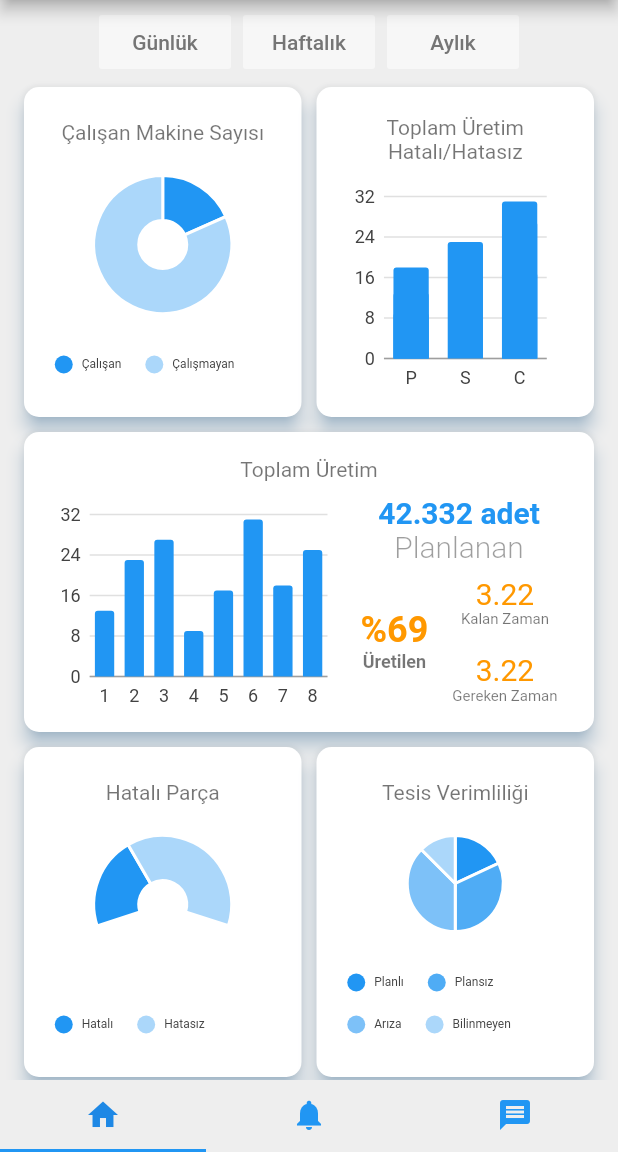
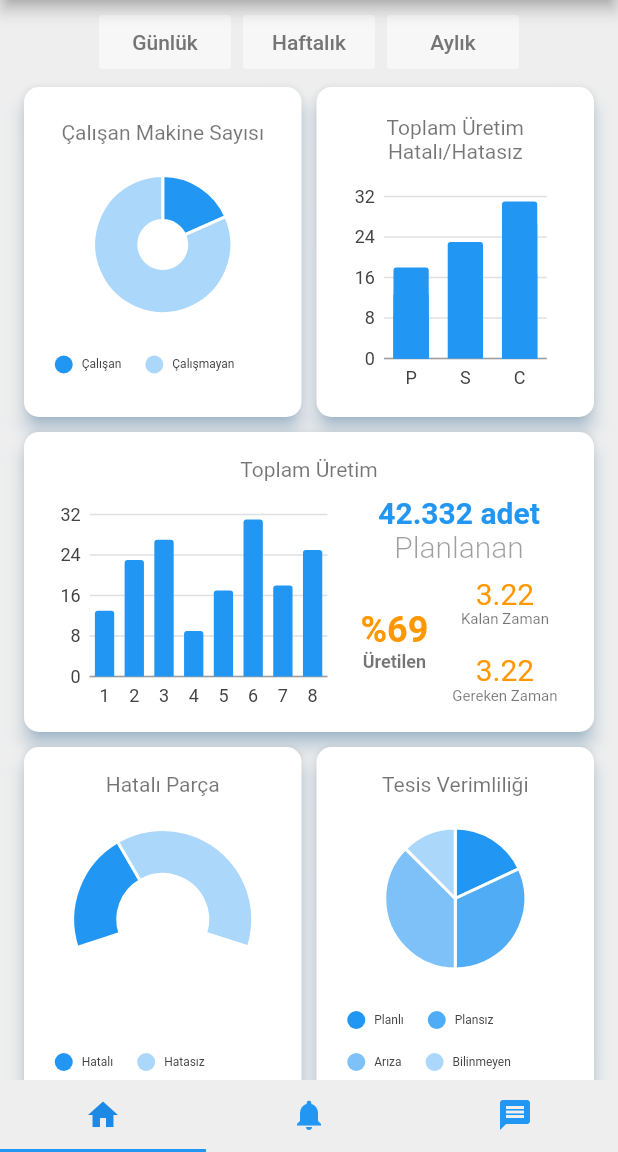
Before and after one commit to ayberkbozkus/flatform, a Flutter app: the HomePage screen opened directly, on a phone screen of 412 x 824 dp, the part 84-1236 px from its top. Run offline on Flutter 3.47's test engine with Material 2 defaults, Android fonts, the light colour scheme and no system bars; drawn by our look-alikes of fl_chart; our stand-ins replace charts_flutter, font_awesome_flutter, syncfusion_flutter_gauges; missing offline and left inert: dart:ffi, flutter_covid_dashboard_ui, flutter_sparkline; accounts and stored records are empty.

Commit message:
rechange graph size

```diff
--- a/lib/screens/NavBar.dart
+++ b/lib/screens/NavBar.dart
@@ -510,7 +510,7 @@
 
                   Center(
                     child: new Container(
-                        height: 160,
+                        height: 190,
                         width:
                             160, //piechartdisplay    barchartdisplay     sfRadialGaugedisplay    donutchartdisplay   gaugechartdisplay
                         child: gaugechartdisplay),
@@ -555,7 +555,7 @@
 
                   Center(
                     child: new Container(
-                        height: 160,
+                        height: 190,
                         width:
                             160, //piechartdisplay    barchartdisplay     sfRadialGaugedisplay
                         child: piechartdisplay),
@@ -709,8 +709,8 @@
                   StaggeredTile.extent(1, 220.0),
                   StaggeredTile.extent(1, 220.0),
                   StaggeredTile.extent(2, 200.0),
-                  StaggeredTile.extent(1, 220.0),
-                  StaggeredTile.extent(1, 220.0),
+                  StaggeredTile.extent(1, 240.0),
+                  StaggeredTile.extent(1, 240.0),
                 ],
               ),
             ),
--- a/lib/screens/transaction_list.dart
+++ b/lib/screens/transaction_list.dart
@@ -11,7 +11,7 @@
   @override
   Widget build(BuildContext context) {
     return Container(
-      height: 300,
+      height: 600,
       child: SingleChildScrollView(
         child: Column(
           children: transactions.map((tx) {
```
Also changed, not shown: 1 other file.
